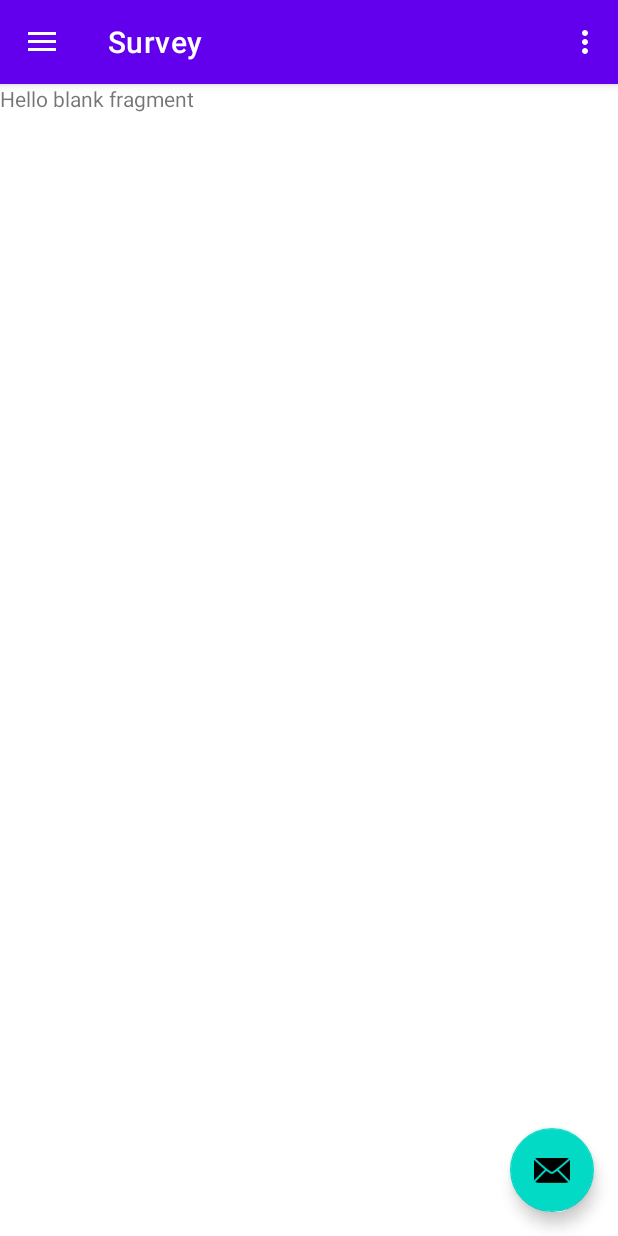
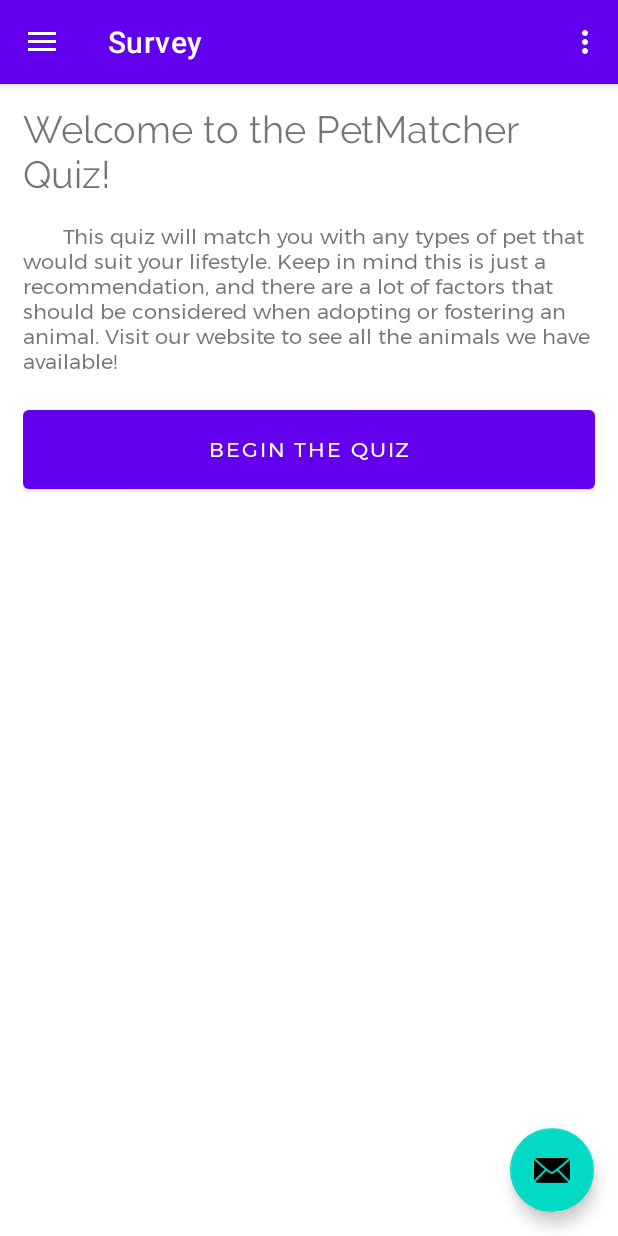
Before and after one commit to avmccallum/TheBarkingLot, an Android app: the screen it shows after launch (MainActivity), in the side drawer, after a tap on "Survey", on a phone screen of 412 x 824 dp. Run offline under Robolectric (Android 15) with nearby library versions, the phone set to English and light mode, and no system bars; our stand-ins replace navigation-ui.

Commit message:
#16 Add basic content to survey page

```diff
--- a/app/src/main/java/com/ashleymccallum/thebarkinglot/SurveyFragment.java
+++ b/app/src/main/java/com/ashleymccallum/thebarkinglot/SurveyFragment.java
@@ -15,12 +15,10 @@ import android.view.ViewGroup;
  */
 public class SurveyFragment extends Fragment {
 
-    // TODO: Rename parameter arguments, choose names that match
     // the fragment initialization parameters, e.g. ARG_ITEM_NUMBER
     private static final String ARG_PARAM1 = "param1";
     private static final String ARG_PARAM2 = "param2";
 
-    // TODO: Rename and change types of parameters
     private String mParam1;
     private String mParam2;
 
@@ -36,7 +34,6 @@ public class SurveyFragment extends Fragment {
      * @param param2 Parameter 2.
      * @return A new instance of fragment SurveyFragment.
      */
-    // TODO: Rename and change types and number of parameters
     public static SurveyFragment newInstance(String param1, String param2) {
         SurveyFragment fragment = new SurveyFragment();
         Bundle args = new Bundle();
@@ -59,6 +56,8 @@ public class SurveyFragment extends Fragment {
     public View onCreateView(LayoutInflater inflater, ViewGroup container,
                              Bundle savedInstanceState) {
         // Inflate the layout for this fragment
-        return inflater.inflate(R.layout.fragment_survey, container, false);
+        View view = inflater.inflate(R.layout.fragment_survey, container, false);
+        //TODO - add image slideshow of possible pet results??
+        return view;
     }
 }
--- a/app/src/main/res/layout/fragment_survey.xml
+++ b/app/src/main/res/layout/fragment_survey.xml
@@ -1,14 +1,40 @@
 <?xml version="1.0" encoding="utf-8"?>
-<FrameLayout xmlns:android="http://schemas.android.com/apk/res/android"
+<ScrollView xmlns:android="http://schemas.android.com/apk/res/android"
     xmlns:tools="http://schemas.android.com/tools"
     android:layout_width="match_parent"
     android:layout_height="match_parent"
     tools:context=".SurveyFragment">
 
-    <!-- TODO: Update blank fragment layout -->
-    <TextView
+    <LinearLayout
         android:layout_width="match_parent"
-        android:layout_height="match_parent"
-        android:text="@string/hello_blank_fragment" />
+        android:layout_height="wrap_content"
+        android:layout_margin="@dimen/main_margin"
+        android:orientation="vertical">
 
-</FrameLayout>
+        <TextView
+            android:id="@+id/textView6"
+            android:layout_width="match_parent"
+            android:layout_height="wrap_content"
+            android:layout_marginBottom="@dimen/main_margin"
+            android:fontFamily="@font/raleway"
+            android:text="@string/survey_title"
+            android:textSize="@dimen/subtitle_font" />
+
+        <TextView
+            android:id="@+id/textView7"
+            android:layout_width="match_parent"
+            android:layout_height="wrap_content"
+            android:fontFamily="@font/montserrat"
+            android:text="@string/survey_para_1" />
+
+        <Button
+            android:id="@+id/quizButton"
+            android:layout_width="match_parent"
+            android:layout_height="wrap_content"
+            android:layout_marginTop="@dimen/main_margin"
+            android:fontFamily="@font/montserrat"
+            android:paddingTop="@dimen/button_padding"
+            android:paddingBottom="@dimen/button_padding"
+            android:text="@string/quiz_start_button" />
+    </LinearLayout>
+</ScrollView>
--- a/app/src/main/res/values/strings.xml
+++ b/app/src/main/res/values/strings.xml
@@ -24,4 +24,11 @@
     <!-- TODO: Remove or change this placeholder text -->
     <string name="hello_blank_fragment">Hello blank fragment</string>
 
+    <string name="survey_title">Welcome to the PetMatcher Quiz!</string>
+    <string name="survey_para_1">\t\tThis quiz will match you with any types of pet that would suit your
+        lifestyle. Keep in mind this is just a recommendation, and there are a lot of factors that
+        should be considered when adopting or fostering an animal. Visit our website to see all
+        the animals we have available!</string>
+    <string name="quiz_start_button">Begin the quiz</string>
+
 </resources>
```
